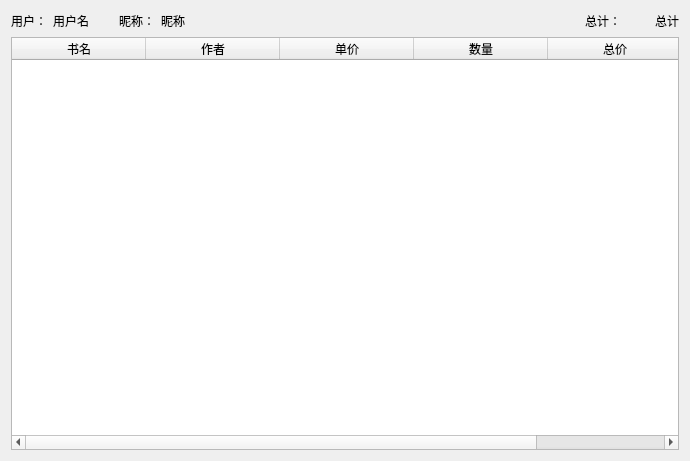
The window that ui/ui_view_cart_order.ui (inverse-limit/database-proj) describes before a commit, drawn with Qt 5.
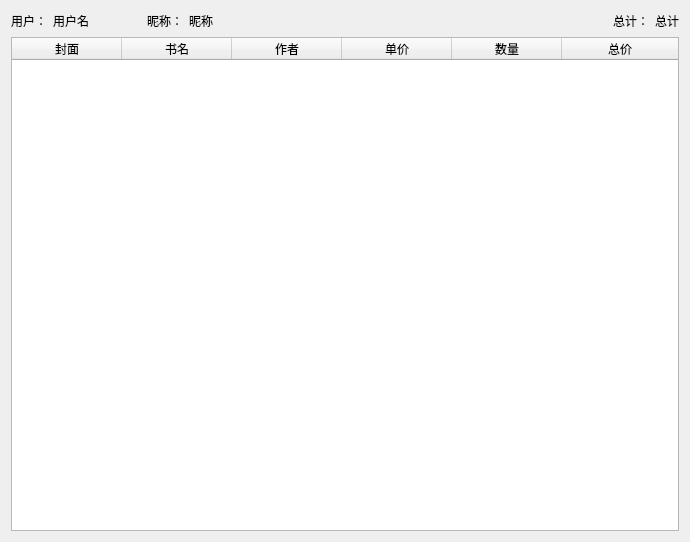
The same window after the commit.

Patch:
```diff
--- a/ui/ui_view_cart_order.ui
+++ b/ui/ui_view_cart_order.ui
@@ -7,40 +7,13 @@
     <x>0</x>
     <y>0</y>
     <width>690</width>
-    <height>461</height>
+    <height>542</height>
    </rect>
   </property>
   <property name="windowTitle">
    <string>购物信息</string>
   </property>
-  <layout class="QGridLayout" name="gridLayout" columnstretch="0,0,0,0,0,0,1,0">
-   <item row="0" column="0">
-    <widget class="QLabel" name="label">
-     <property name="text">
-      <string>用户：</string>
-     </property>
-    </widget>
-   </item>
-   <item row="0" column="1">
-    <widget class="QLabel" name="label_account">
-     <property name="text">
-      <string>用户名</string>
-     </property>
-    </widget>
-   </item>
-   <item row="0" column="2">
-    <spacer name="horizontalSpacer_2">
-     <property name="orientation">
-      <enum>Qt::Horizontal</enum>
-     </property>
-     <property name="sizeHint" stdset="0">
-      <size>
-       <width>18</width>
-       <height>20</height>
-      </size>
-     </property>
-    </spacer>
-   </item>
+  <layout class="QGridLayout" name="gridLayout" columnstretch="0,0,0,0,0,0,0,0">
    <item row="0" column="3">
     <widget class="QLabel" name="label_3">
      <property name="text">
@@ -55,18 +28,12 @@
      </property>
     </widget>
    </item>
-   <item row="0" column="5">
-    <spacer name="horizontalSpacer">
-     <property name="orientation">
-      <enum>Qt::Horizontal</enum>
+   <item row="0" column="0">
+    <widget class="QLabel" name="label">
+     <property name="text">
+      <string>用户：</string>
      </property>
-     <property name="sizeHint" stdset="0">
-      <size>
-       <width>388</width>
-       <height>20</height>
-      </size>
-     </property>
-    </spacer>
+    </widget>
    </item>
    <item row="0" column="6">
     <widget class="QLabel" name="label_5">
@@ -75,6 +42,39 @@
      </property>
     </widget>
    </item>
+   <item row="0" column="2">
+    <spacer name="horizontalSpacer_2">
+     <property name="orientation">
+      <enum>Qt::Horizontal</enum>
+     </property>
+     <property name="sizeHint" stdset="0">
+      <size>
+       <width>18</width>
+       <height>20</height>
+      </size>
+     </property>
+    </spacer>
+   </item>
+   <item row="0" column="5">
+    <spacer name="horizontalSpacer">
+     <property name="orientation">
+      <enum>Qt::Horizontal</enum>
+     </property>
+     <property name="sizeHint" stdset="0">
+      <size>
+       <width>388</width>
+       <height>20</height>
+      </size>
+     </property>
+    </spacer>
+   </item>
+   <item row="0" column="1">
+    <widget class="QLabel" name="label_account">
+     <property name="text">
+      <string>用户名</string>
+     </property>
+    </widget>
+   </item>
    <item row="0" column="7">
     <widget class="QLabel" name="label_total">
      <property name="text">
@@ -85,8 +85,19 @@
    <item row="1" column="0" colspan="8">
     <widget class="QTableWidget" name="tableWidget">
      <attribute name="horizontalHeaderDefaultSectionSize">
-      <number>134</number>
+      <number>110</number>
      </attribute>
+     <attribute name="horizontalHeaderStretchLastSection">
+      <bool>true</bool>
+     </attribute>
+     <attribute name="verticalHeaderDefaultSectionSize">
+      <number>90</number>
+     </attribute>
+     <column>
+      <property name="text">
+       <string>封面</string>
+      </property>
+     </column>
      <column>
       <property name="text">
        <string>书名</string>
```
